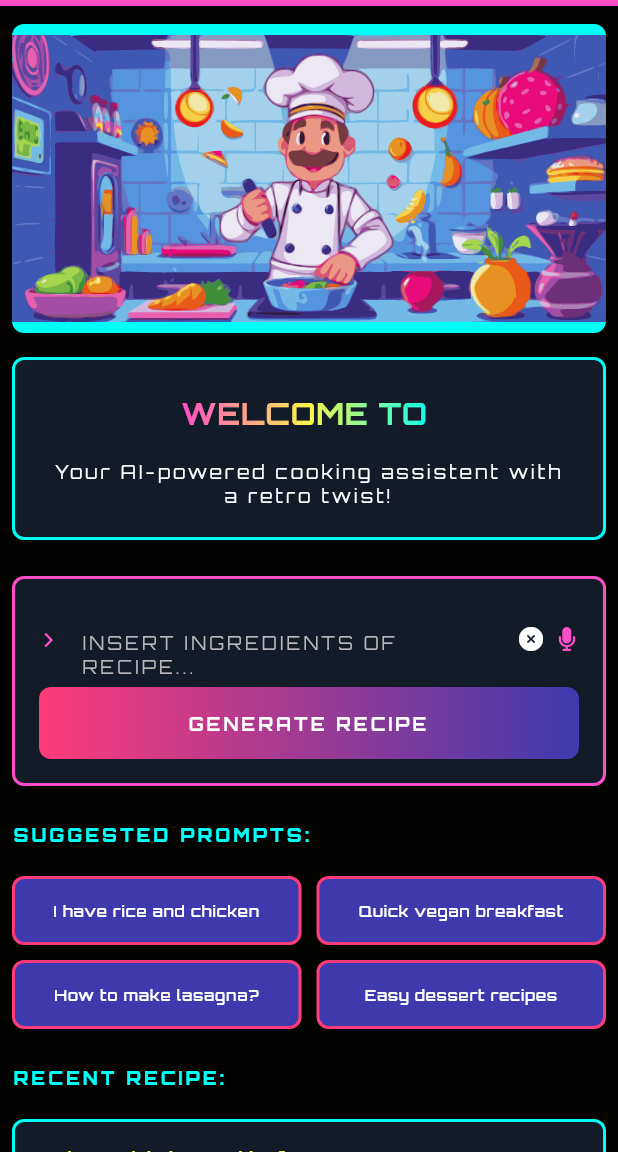
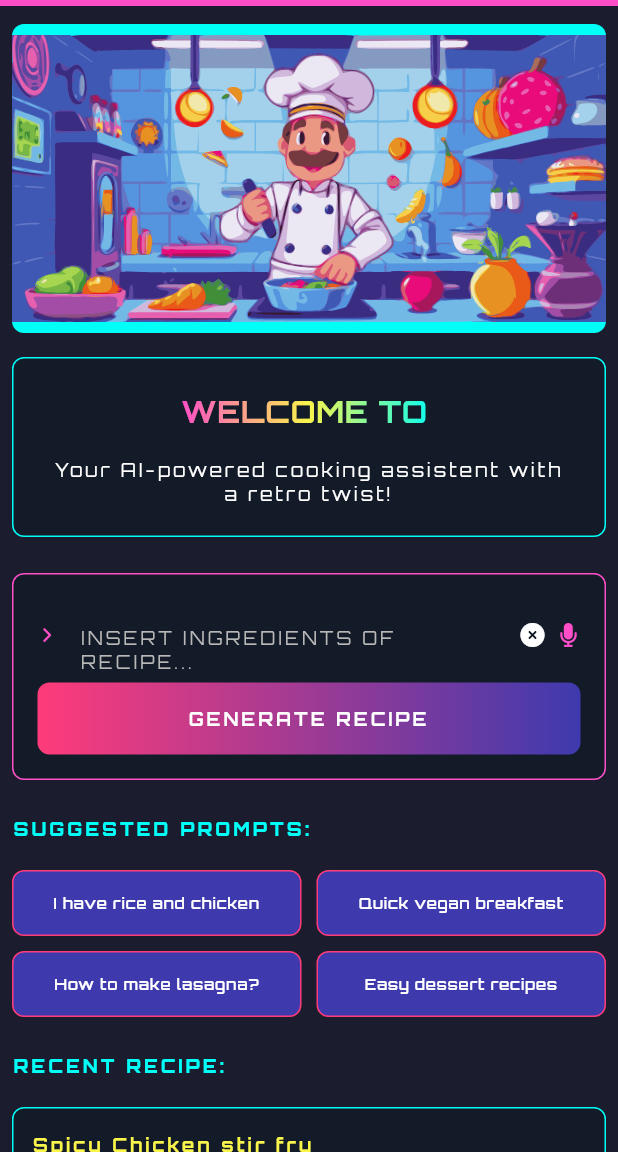
Before and after one commit to Shadowsvg/retro_chef, a Flutter app: the screen it shows after launch, after a tap on "Login", on a phone screen of 412 x 824 dp, the part 84-1236 px from its top. Run offline on Flutter 3.47's test engine with Material 3 defaults, Android fonts, the phone set to English and light mode, and no system bars; our stand-ins replace firebase_ai, firebase_auth, firebase_core, flutter_svg, font_awesome_flutter; accounts and stored records are empty.

Commit message:
some modifications

```diff
--- a/lib/pages/home_page.dart
+++ b/lib/pages/home_page.dart
@@ -74,7 +74,6 @@ class _HomePageState extends State<HomePage> {
         ),
       ),
       body: SingleChildScrollView(
-        physics: BouncingScrollPhysics(),
         child: Padding(
           padding: const EdgeInsets.symmetric(horizontal: 8.0),
           child: Column(
--- a/lib/pages/registration_page.dart
+++ b/lib/pages/registration_page.dart
@@ -53,12 +53,7 @@ class _RegistrationPageState extends State<RegistrationPage>
   Widget build(BuildContext context) {
     return Scaffold(
       body: Container(
-        padding: EdgeInsets.symmetric(horizontal: 12),
-        decoration: BoxDecoration(
-          border: Border.symmetric(
-            vertical: BorderSide(color: RetroColors.grayShade, width: 8),
-          ),
-        ),
+        padding: EdgeInsets.symmetric(horizontal: 8),
         child: Center(
           child: SingleChildScrollView(
             child: Column(
--- a/lib/utils/constants/retro_colors.dart
+++ b/lib/utils/constants/retro_colors.dart
@@ -6,7 +6,7 @@ class RetroColors {
   static const Color accentStart = Color(0xFFFF4EC7); // Pink Gradient Start
   static const Color textFieldBackground = Color(0xFF312f80);
   static const Color accentEnd = Color(0xFF3e3aae); // Purple Gradient End
-  static const Color background = Color(0xff030302); // Dark Background
+  static const Color background = Color(0xFF1B1C2E); // Dark Background
   static const Color highlight = Color(0xFFF9F54B); // Neon Yellow
   static const Color white = Colors.white;
   static const Color pinkRed = Color(0xFFFF3B7A); // Mic Icon
@@ -20,7 +20,6 @@ class RetroColors {
   // error note color: #811F1F
   // error note border : #E13F40
 }
-
 
 // LIGHT MODE
 // import 'package:flutter/material.dart';
@@ -51,8 +50,6 @@ class RetroColors {
 //   ); // Standard Error Border
 // }
 
-
-
 // DARK MODE
 // import 'package:flutter/material.dart';
 
@@ -81,3 +78,58 @@ class RetroColors {
 //   static const Color errorNote = Color(0xFF3D1F1F); // Dark muted red background
 //   static const Color errorNoteBorder = Color(0xFFBF3B3B); // Soft Red border
 // }
+
+// import 'package:flutter/material.dart';
+
+// const Color baseBackground = Color(0xFF121212); // background
+// const Color basePrimary = Color(0xFF8C9EFF); // accent color
+// const Color baseText = Color(0xFFEAEAEA); // readable text/icon
+
+// class RetroColors {
+//   static const Color primary = basePrimary;
+//   static const Color secondary = basePrimary;
+//   static const Color accentStart = basePrimary;
+//   static const Color accentEnd = basePrimary;
+//   static const Color textFieldBackground = baseBackground;
+//   static const Color background = baseBackground;
+//   static const Color containerBackground = baseBackground;
+//   static const Color suggestionBox = baseBackground;
+
+//   static const Color white = baseText;
+//   static const Color highlight = basePrimary;
+//   static const Color pinkRed = basePrimary;
+//   static const Color grayShade = baseText;
+
+//   static const Color error = Colors.red; // keep error red for clarity
+//   static const Color errorNote = Color(0xFF3D1F1F); // dark muted red
+//   static const Color errorNoteBorder = Color(0xFFBF3B3B);
+// }
+
+// import 'package:flutter/material.dart';
+
+// // Define your 5 base colors
+// const Color baseBackground = Color(0xFFFDFDFD);
+// const Color basePrimary = Color(0xFF4A56E2);
+// const Color baseSecondary = Color(0xFF5AB2FF);
+// const Color baseSurface = Color(0xFFF2F2F7);
+// const Color baseText = Color(0xFF333333);
+
+// class RetroColors {
+//   static const Color primary = basePrimary;
+//   static const Color secondary = baseSecondary;
+//   static const Color accentStart = basePrimary;
+//   static const Color accentEnd = baseSecondary;
+//   static const Color textFieldBackground = baseSurface;
+//   static const Color background = baseBackground;
+//   static const Color containerBackground = baseSurface;
+//   static const Color suggestionBox = baseSurface;
+
+//   static const Color white = Colors.white;
+//   static const Color highlight = baseSecondary;
+//   static const Color pinkRed = basePrimary;
+//   static const Color grayShade = baseText;
+
+//   static const Color error = Colors.red;
+//   static const Color errorNote = Color(0xFFFFE0E0); // Light red background
+//   static const Color errorNoteBorder = Color(0xFFDC3545); // Border red
+// }
--- a/lib/utils/widgets/retro_container.dart
+++ b/lib/utils/widgets/retro_container.dart
@@ -29,7 +29,7 @@ class RetroContainer extends StatelessWidget {
           color: backgroundColor ?? RetroColors.containerBackground,
           border: Border.all(
             color: borderColor ?? RetroColors.secondary,
-            width: 2,
+            width: 1,
           ),
           borderRadius: BorderRadius.circular(borderRadius ?? 8),
         ),
```
